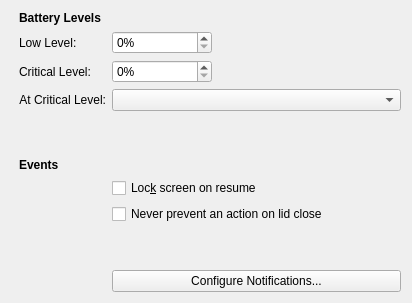
Old version of the form kcmodule/global/generalPage.ui in the repository KDE/powerdevil.
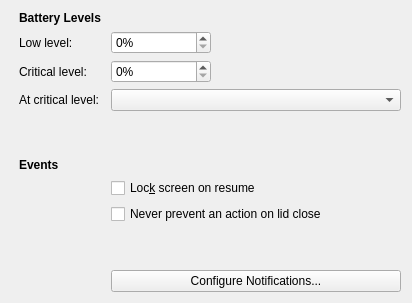
New version of the form. Custom widgets are drawn as their Qt base class.

Commit message: No title case for labels

Patch:
```diff
--- a/kcmodule/global/generalPage.ui
+++ b/kcmodule/global/generalPage.ui
@@ -39,7 +39,7 @@
      <item row="1" column="0">
       <widget class="QLabel" name="lowLabel">
        <property name="text">
-        <string>Low Level:</string>
+        <string>Low level:</string>
        </property>
        <property name="buddy">
         <cstring>lowSpin</cstring>
@@ -71,7 +71,7 @@
      <item row="2" column="0">
       <widget class="QLabel" name="criticalLabel">
        <property name="text">
-        <string>Critical Level:</string>
+        <string>Critical level:</string>
        </property>
        <property name="buddy">
         <cstring>criticalSpin</cstring>
@@ -103,7 +103,7 @@
      <item row="3" column="0">
       <widget class="QLabel" name="BatteryCriticalLabel">
        <property name="text">
-        <string>At Critical Level:</string>
+        <string>At critical level:</string>
        </property>
        <property name="alignment">
         <set>Qt::AlignRight|Qt::AlignTrailing|Qt::AlignVCenter</set>
```
The commit also changes 5 other files.
